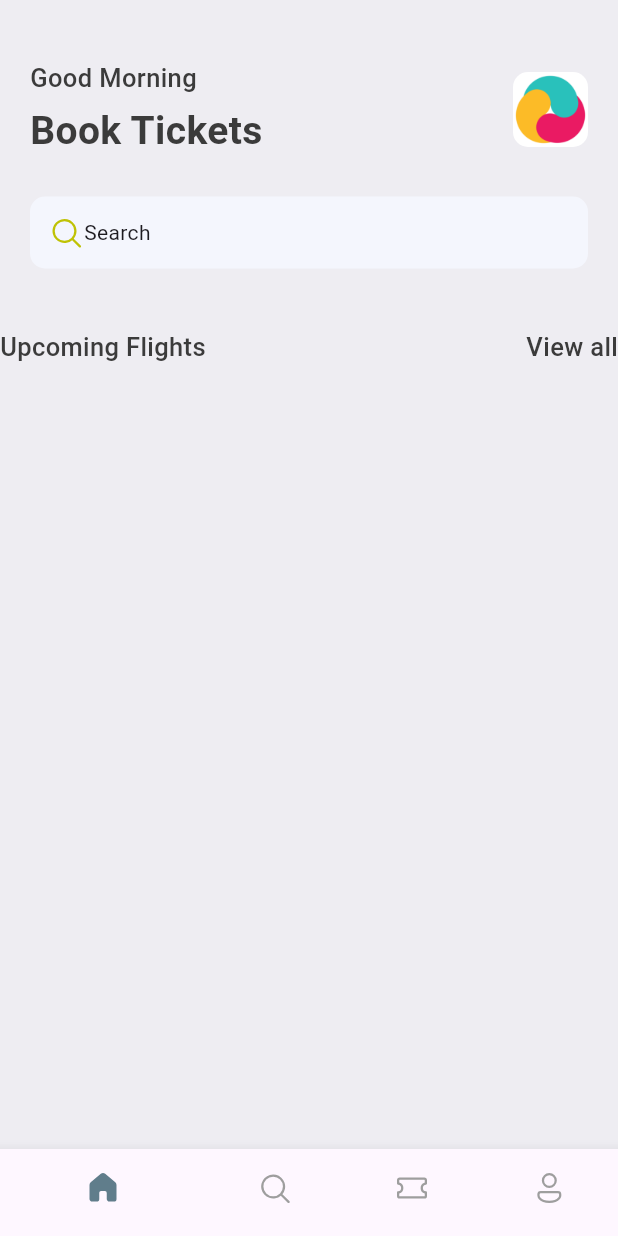
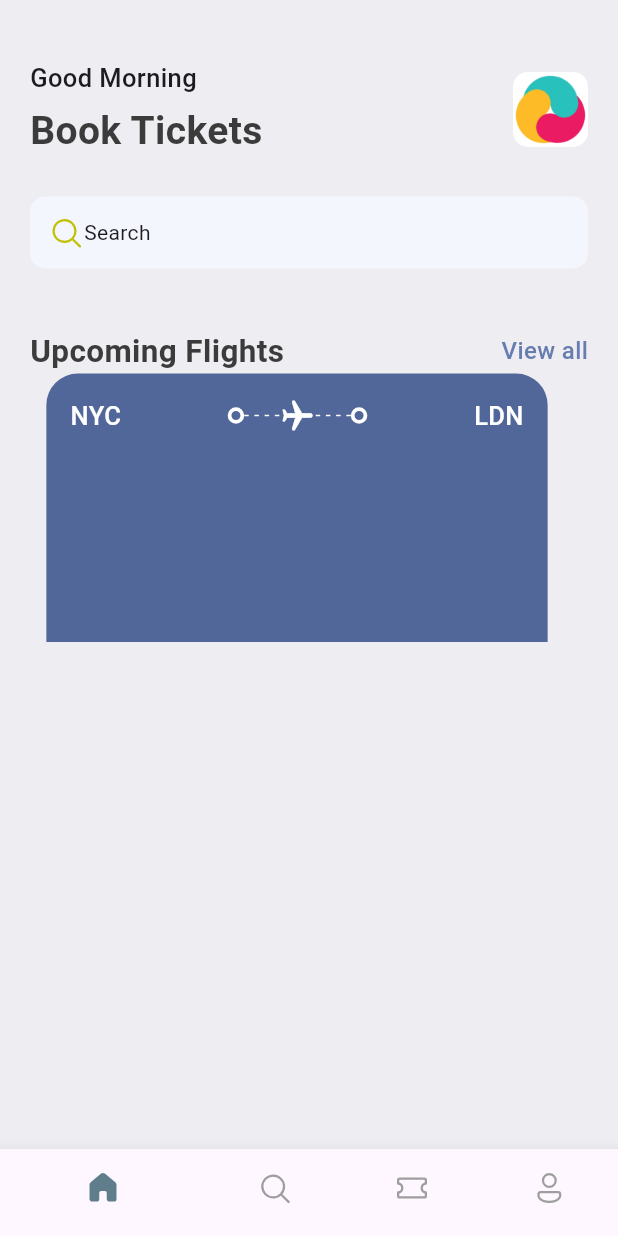
Before and after one commit to ojanardana/belajarflutterngento, a Flutter app: the screen it shows after launch, on a phone screen of 412 x 824 dp. Run offline on Flutter 3.47's test engine with Material 3 defaults, Android fonts, the phone set to English and light mode, and no system bars; our stand-ins replace fluentui_icons.

Commit message:
gurunya gajelas, kan bisa pake figma

```diff
--- a/lib/Homescreen/home_screen.dart
+++ b/lib/Homescreen/home_screen.dart
@@ -4,6 +4,7 @@ import 'package:flutter/cupertino.dart';
 import 'package:my_first_app/base/res/Styles/app_styles.dart';
 import 'package:my_first_app/base/res/media.dart';
 import 'package:my_first_app/base/widget/app_double_text.dart';
+import 'package:my_first_app/base/widget/ticket_view.dart';
 
 class HomeScreen extends StatelessWidget {
   const HomeScreen({super.key});
@@ -69,11 +70,16 @@ class HomeScreen extends StatelessWidget {
                     ],
                   ),
                 ), // row
+                const SizedBox(height: 40),
+                const AppDoubleText(bigtext: 'Upcoming Flights', smalltexz: 'View all'),
+                TicketView(),
+
+                // const SizedBox(height: 40),
+                // const AppDoubleText(bigtext: 'Upcoming Flights', smalltexz: 'View all'),
+                // reuse able ke bawah karena kan jatohnya row
               ],
             ), // column
           ), // container
-          const SizedBox(height: 40),
-          const AppDoubleText(bigtext: 'Upcoming Flights', smalltext: 'View all'),
         ],
       ), // listview
     ); // scaffold
--- a/lib/base/res/Styles/app_styles.dart
+++ b/lib/base/res/Styles/app_styles.dart
@@ -6,6 +6,14 @@ class AppStyles {
   static Color primaryColor = primary;
   static Color bgColor = const Color(0xFFeeedf2);
   static Color textColor = const Color(0xFF3b3b3b);
+  static Color ticketcolorblue = const Color(0xFF526799);
+  static Color ticketcolororange = const Color(0xFFf37b67);
+
+  static TextStyle textstyle = TextStyle(
+    fontSize: 16, //
+    fontWeight: FontWeight.w500, //
+    color: textColor, //
+  );
 
   static TextStyle headLineStyle1 = TextStyle(
     fontSize: 26, // size
@@ -13,9 +21,14 @@ class AppStyles {
     color: textColor,
   );
 
+  static TextStyle headLineStyle2 = TextStyle(
+    fontSize: 21, // size
+    fontWeight: FontWeight.bold, //
+    color: textColor,
+  );
+
   static TextStyle headLineStyle3 = TextStyle(
     fontSize: 17, // size
     fontWeight: FontWeight.w500, //
-    color: textColor,
   );
 }
--- a/lib/base/widget/app_double_text.dart
+++ b/lib/base/widget/app_double_text.dart
@@ -1,21 +1,27 @@
 import 'package:flutter/material.dart';
-import 'package:flutter/cupertino.dart';
 import 'package:my_first_app/base/res/Styles/app_styles.dart';
 
 class AppDoubleText extends StatelessWidget {
-  const AppDoubleText({Key? key, required this.bigtext, required this.smalltext}) : super(key: key);
+  const AppDoubleText({Key? key, required this.bigtext, required this.smalltexz}) : super(key: key);
   final String bigtext;
-  final String smalltext;
+  final String smalltexz;
 
   @override
   Widget build(BuildContext context) {
     return Row(
       mainAxisAlignment: MainAxisAlignment.spaceBetween,
       children: [
-        Text(bigtext, style: AppStyles.headLineStyle3),
+        Text(bigtext, style: AppStyles.headLineStyle2),
         InkWell(
-          onTap: () {},
-          child: Text(smalltext, style: AppStyles.headLineStyle3),
+          onTap: () {
+            //
+          },
+          child: Text(
+            smalltexz,
+            style: AppStyles.textstyle.copyWith(
+              color: AppStyles.primaryColor, //
+            ),
+          ),
         ),
       ],
     );
--- /dev/null
+++ b/lib/base/widget/app_layout_builder.dart
@@ -0,0 +1,29 @@
+import 'package:flutter/material.dart';
+import 'package:flutter/cupertino.dart';
+
+class AppLayoutBuilderWidget extends StatelessWidget {
+  final int randomDivider;
+
+  const AppLayoutBuilderWidget({super.key, required this.randomDivider});
+
+  @override
+  Widget build(BuildContext context) {
+    return LayoutBuilder(
+      builder: (BuildContext context, BoxConstraints constraints) {
+        print("${(constraints.constrainWidth() / randomDivider).floor()}");
+        return Flex(
+          mainAxisAlignment: MainAxisAlignment.spaceBetween,
+          direction: Axis.horizontal,
+          children: List.generate(
+            (constraints.constrainWidth() / randomDivider).floor(),
+            (index) => const SizedBox(
+              width: 3,
+              height: 1,
+              child: DecoratedBox(decoration: BoxDecoration(color: Colors.white)),
+            ),
+          ),
+        );
+      },
+    );
+  }
+}
--- /dev/null
+++ b/lib/base/widget/big_dot.dart
@@ -0,0 +1,16 @@
+import 'package:flutter/material.dart';
+
+class BigDot extends StatelessWidget {
+  const BigDot({super.key});
+
+  @override
+  Widget build(BuildContext context) {
+    return Container(
+      padding: EdgeInsets.all(3),
+      decoration: BoxDecoration(
+        border: Border.all(width: 2.5, color: Colors.white),
+        borderRadius: BorderRadius.circular(20),
+      ),
+    );
+  }
+}
--- /dev/null
+++ b/lib/base/widget/ticket_view.dart
@@ -0,0 +1,67 @@
+import 'package:flutter/material.dart';
+import 'package:my_first_app/base/res/Styles/app_styles.dart';
+import 'package:my_first_app/base/widget/app_layout_builder.dart';
+import 'big_dot.dart';
+import 'app_layout_builder.dart';
+
+class TicketView extends StatelessWidget {
+  const TicketView({super.key});
+
+  @override
+  Widget build(BuildContext context) {
+    final size = MediaQuery.of(context).size;
+    // print(size.width); untuk tau ukuran layar
+    return SizedBox(
+      // sized box makes apps faster
+      width: size.width * 0.85,
+      height: 179,
+      child: Container(
+        margin: EdgeInsets.only(right: 16), // biar ga nempel
+        padding: EdgeInsets.all(16), // column
+
+        decoration: BoxDecoration(
+          color: AppStyles.ticketcolorblue,
+          borderRadius: BorderRadius.only(topLeft: Radius.circular(21), topRight: Radius.circular(21)), //
+        ),
+        child: Column(
+          children: [
+            Row(
+              children: [
+                Text(
+                  "NYC",
+                  style: AppStyles.headLineStyle3.copyWith(color: Colors.white), //
+                ), // oeike
+                Expanded(child: Container()),
+                const BigDot(),
+                Expanded(
+                  child: Stack(
+                    //
+                    children: [
+                      //
+                      const SizedBox(
+                        height: 24, //
+                        child: AppLayoutBuilderWidget(randomDivider: 6),
+                      ),
+                      Center(
+                        child: Transform.rotate(
+                          angle: 1.57, // biar miring
+                          child: const Icon(Icons.local_airport_rounded, color: Colors.white),
+                        ), // icon
+                      ),
+                    ],
+                  ),
+                ), // Stack children
+                const BigDot(),
+                Expanded(child: Container()),
+                Text(
+                  "LDN",
+                  style: AppStyles.headLineStyle3.copyWith(color: Colors.white), //
+                ),
+              ], // row children
+            ), // row
+          ], // column children
+        ),
+      ),
+    );
+  }
+}
--- a/lib/main.dart
+++ b/lib/main.dart
@@ -2,12 +2,27 @@ import 'package:flutter/material.dart';
 import 'package:my_first_app/base/bottom_navbar.dart';
 
 void main() {
-  var myList = ["Flutter", "Laravel", "PHP"];
-  print("${myList.length}");
   runApp(const MyApp());
+  var test = TestClass(x: 2, y: 3);
+  print(test.y); //
+
+  var newTest = test.copyWith(30, 40);
+  print(newTest.y);
 }
 
 // Entry Point, mulai dari sini
+// COPY WITH METODE AKAN BERGUNA UNTUK CREATE A NEW OBJECT REUSAGE ABLE RESEOURCE POKOKNYA UNTUK CALLING METHODE DEH, UNTUK YANG VARIABLENYA BANYAK KAYA TEXT SYULES TUH KAN BANYAK TUH
+class TestClass {
+  int x;
+  int y;
+
+  TestClass({required this.x, required this.y}); // required tap
+
+  TestClass copyWith(int? x, int? y) {
+    // kalau y:y??this.y bakal nyari tau originnya
+    return TestClass(x: 5, y: 20);
+  }
+}
 
 class MyApp extends StatelessWidget {
   const MyApp({super.key});
```
